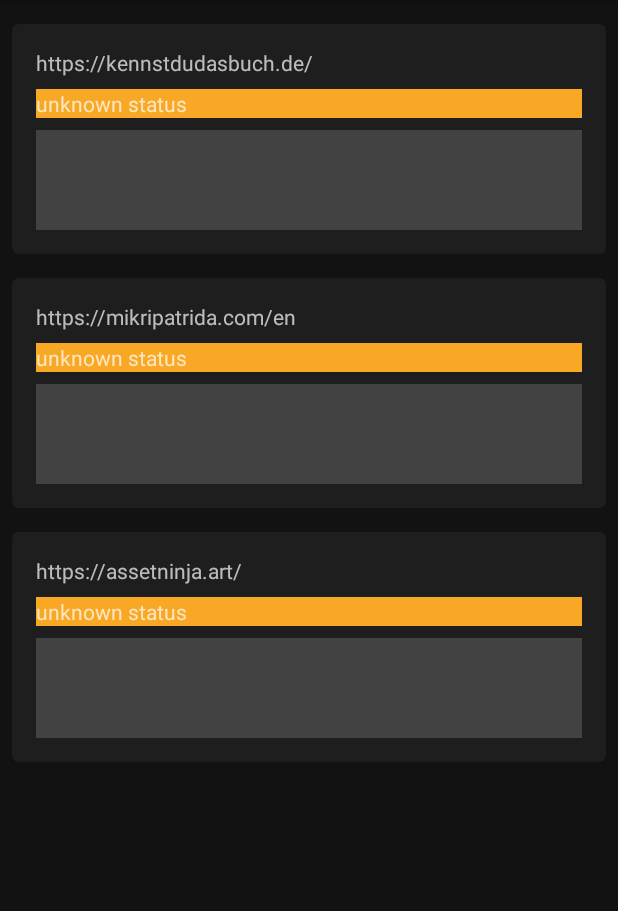
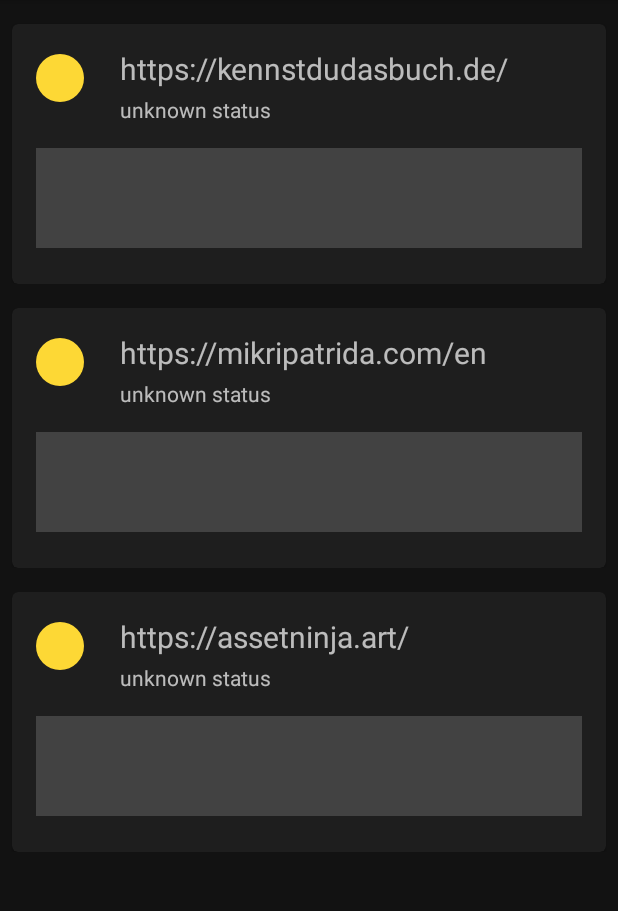
Before and after one commit to DarwinOrtiz/cerberus, an Android app: the screen it shows after launch (MainActivity), on a phone screen of 412 x 824 dp, the part 84-995 px from its top. Run offline under Robolectric (Android 15) with nearby library versions, the phone set to English and light mode, and no system bars; our stand-ins replace Room's generated code.

Commit message:
layout finetuning

```diff
--- a/app/src/main/java/com/salmoukas/cerberus/Constants.kt
+++ b/app/src/main/java/com/salmoukas/cerberus/Constants.kt
@@ -22,7 +22,7 @@ class Constants {
         // check status
         const val CHECK_STATUS_RETROGRADE_VALIDITY_MINUTES = CHECK_CYCLE_INTERVAL_MINUTES + 5
         const val CHECK_STATUS_REFRESH_INTERVAL_MINUTES = 1
-        const val CHECK_STATUS_LATEST_PERIOD_MINUTES = 60 * 24 // = 1 day
+        const val CHECK_STATUS_LATEST_PERIOD_MINUTES = 60 * 6 // = 6 hours
         const val CHECK_STATUS_STALE_AFTER_MINUTES = CHECK_CYCLE_INTERVAL_MINUTES * 3
     }
 }
--- a/app/src/main/java/com/salmoukas/cerberus/ui/StatusListAdapter.kt
+++ b/app/src/main/java/com/salmoukas/cerberus/ui/StatusListAdapter.kt
@@ -1,5 +1,6 @@
 package com.salmoukas.cerberus.ui
 
+import android.graphics.drawable.GradientDrawable
 import android.view.LayoutInflater
 import android.view.View
 import android.view.ViewGroup
@@ -47,8 +48,8 @@ class StatusListAdapter :
     override fun onBindViewHolder(holder: ViewHolder, position: Int) {
         if (adapterModel != null) {
             adapterModel!!.checks[position].let {
-                holder.itemView.findViewById<TextView>(R.id.status_item_url_view).text = it.url
-                holder.itemView.findViewById<TextView>(R.id.status_item_text_view).apply {
+                holder.itemView.findViewById<TextView>(R.id.status_item_url).text = it.url
+                holder.itemView.findViewById<TextView>(R.id.status_item_message).apply {
                     val now = TimeUnit.MILLISECONDS.toSeconds(System.currentTimeMillis())
                     val message = it.latest?.message
                         ?: resources.getString(R.string.status_list_status_unknown)
@@ -70,7 +71,9 @@ class StatusListAdapter :
                             )
                         }
                     }
-                    setBackgroundColor(
+                }
+                holder.itemView.findViewById<View>(R.id.status_item_indicator).apply {
+                    (background as GradientDrawable).setColor(
                         when {
                             it.stale -> context.getColor(R.color.status_stale)
                             it.latest?.ok == true -> context.getColor(R.color.status_ok)
--- /dev/null
+++ b/app/src/main/res/drawable/ic_status_circle.xml
@@ -0,0 +1,8 @@
+<?xml version="1.0" encoding="utf-8"?>
+<shape xmlns:android="http://schemas.android.com/apk/res/android"
+    android:shape="oval">
+    <solid android:color="#000000" />
+    <size
+        android:width="24dp"
+        android:height="24dp" />
+</shape>
--- a/app/src/main/res/layout/fragment_status_item.xml
+++ b/app/src/main/res/layout/fragment_status_item.xml
@@ -14,29 +14,55 @@
         <LinearLayout
             android:layout_width="match_parent"
             android:layout_height="wrap_content"
-            android:orientation="vertical"
             android:layout_marginLeft="16dp"
             android:layout_marginTop="16dp"
             android:layout_marginRight="16dp"
-            android:layout_marginBottom="16dp">
+            android:layout_marginBottom="24dp"
+            android:orientation="vertical">
 
-            <com.google.android.material.textview.MaterialTextView
-                android:id="@+id/status_item_url_view"
-                android:layout_width="match_parent"
-                android:layout_height="wrap_content" />
-
-            <com.google.android.material.textview.MaterialTextView
-                android:id="@+id/status_item_text_view"
+            <LinearLayout
                 android:layout_width="match_parent"
                 android:layout_height="wrap_content"
-                android:layout_marginTop="8dp" />
+                android:orientation="horizontal">
+
+                <View
+                    android:id="@+id/status_item_indicator"
+                    android:layout_width="32dp"
+                    android:layout_height="32dp"
+                    android:layout_marginTop="4dp"
+                    android:background="@drawable/ic_status_circle" />
+
+                <LinearLayout
+                    android:layout_width="match_parent"
+                    android:layout_height="wrap_content"
+                    android:layout_marginStart="24dp"
+                    android:orientation="vertical">
+
+                    <com.google.android.material.textview.MaterialTextView
+                        android:id="@+id/status_item_url"
+                        android:layout_width="match_parent"
+                        android:layout_height="wrap_content"
+                        android:ellipsize="end"
+                        android:maxLines="1"
+                        android:singleLine="true"
+                        android:textSize="20sp"/>
+
+                    <com.google.android.material.textview.MaterialTextView
+                        android:id="@+id/status_item_message"
+                        android:layout_width="match_parent"
+                        android:layout_height="wrap_content"
+                        android:layout_marginTop="4dp"
+                        android:ellipsize="end"
+                        android:maxLines="1"
+                        android:singleLine="true"/>
+                </LinearLayout>
+            </LinearLayout>
 
             <com.salmoukas.cerberus.ui.CheckTimelineView
                 android:id="@+id/status_item_timeline_view"
                 android:layout_width="match_parent"
                 android:layout_height="wrap_content"
-                android:layout_marginTop="8dp" />
+                android:layout_marginTop="16dp" />
         </LinearLayout>
-
     </com.google.android.material.card.MaterialCardView>
 </LinearLayout>
--- a/app/src/main/res/layout/fragment_status_list.xml
+++ b/app/src/main/res/layout/fragment_status_list.xml
@@ -7,5 +7,6 @@
         android:id="@+id/status_list_recycler_view"
         android:layout_width="match_parent"
         android:layout_height="match_parent"
+        android:layout_marginBottom="24dp"
         android:scrollbars="vertical" />
 </LinearLayout>
--- a/app/src/main/res/values/colors.xml
+++ b/app/src/main/res/values/colors.xml
@@ -1,7 +1,7 @@
 <?xml version="1.0" encoding="utf-8"?>
 <resources>
-    <color name="status_ok">#2e7d32</color>
-    <color name="status_error">#c62828</color>
-    <color name="status_stale">#f9a825</color>
+    <color name="status_ok">#43a047</color>
+    <color name="status_error">#e53935</color>
+    <color name="status_stale">#fdd835</color>
     <color name="status_unknown">#424242</color>
 </resources>
```
